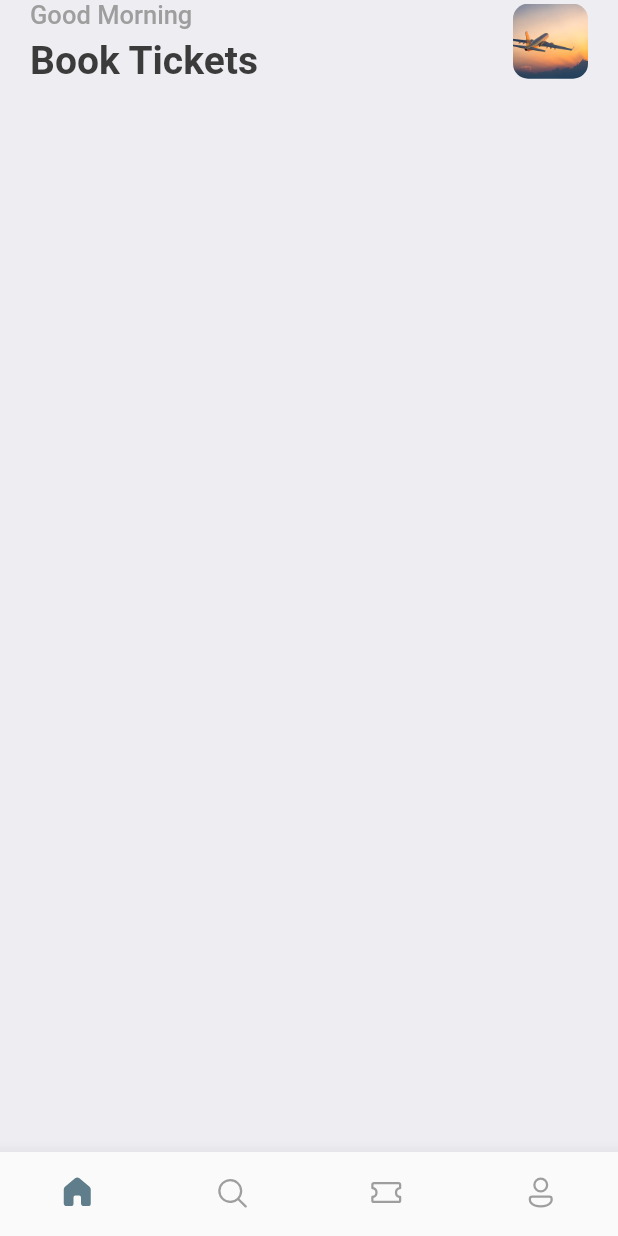
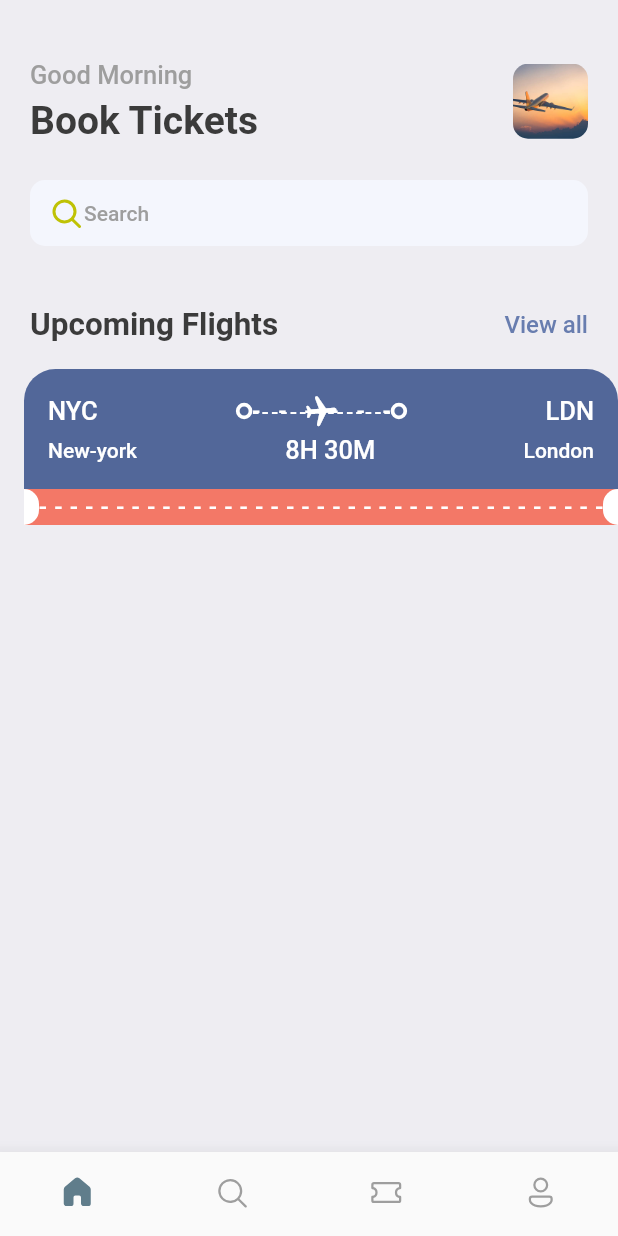
Before and after one commit to jabirkhalif/flutter_ticket_app, a Flutter app: the screen it shows after launch, on a phone screen of 412 x 824 dp. Run offline on Flutter 3.47's test engine with Material 2 defaults, Android fonts, the phone set to English and light mode, and no system bars; our stand-ins replace fluentui_icons.

Commit message:
home tab ticket card built

```diff
--- a/lib/screens/home_screen.dart
+++ b/lib/screens/home_screen.dart
@@ -1,4 +1,6 @@
+import 'package:booking_ticket/screens/ticket_view.dart';
 import 'package:booking_ticket/utils/app_styles.dart';
+import 'package:fluentui_icons/fluentui_icons.dart';
 import 'package:flutter/material.dart';
 
 class HomeScreen extends StatelessWidget {
@@ -14,6 +16,7 @@ class HomeScreen extends StatelessWidget {
             padding: const EdgeInsets.symmetric(horizontal: 20),
             child: Column(
               children: [
+                const Padding(padding: EdgeInsets.only(top: 40)),
                 Row(
                     mainAxisAlignment: MainAxisAlignment.spaceBetween,
                     children: [
@@ -38,10 +41,54 @@ class HomeScreen extends StatelessWidget {
                               image: AssetImage('assets/images/img1.jpg'),
                             )),
                       )
-                    ])
+                    ]),
+                const SizedBox(
+                  height: 25,
+                ),
+                Container(
+                  padding:
+                      const EdgeInsets.symmetric(horizontal: 12, vertical: 10),
+                  decoration: BoxDecoration(
+                    color: const Color(0xFFF4F6FD),
+                    borderRadius: BorderRadius.circular(10),
+                  ),
+                  child: Row(
+                    children: [
+                      const Icon(
+                        FluentSystemIcons.ic_fluent_search_filled,
+                        color: Color(0xFFBFC205),
+                      ),
+                      Text(
+                        'Search',
+                        style: Styles.headLineStyle4,
+                      ),
+                    ],
+                  ),
+                ),
+                Container(
+                  margin: const EdgeInsets.only(top: 40),
+                  child: Row(
+                    mainAxisAlignment: MainAxisAlignment.spaceBetween,
+                    children: [
+                      Text(
+                        'Upcoming Flights',
+                        style: Styles.headLineStyle2,
+                      ),
+                      InkWell(
+                        onTap: () {},
+                        child: Text(
+                          'View all',
+                          style: Styles.textStyle
+                              .copyWith(color: Styles.primaryColor),
+                        ),
+                      ),
+                    ],
+                  ),
+                ),
               ],
             ),
-          )
+          ),
+          const Ticket()
         ],
       ),
     );
--- /dev/null
+++ b/lib/screens/ticket_view.dart
@@ -0,0 +1,186 @@
+import 'package:booking_ticket/utils/app_layout.dart';
+import 'package:booking_ticket/widgets/thick_container.dart';
+import 'package:flutter/material.dart';
+
+import '../utils/app_styles.dart';
+
+class Ticket extends StatelessWidget {
+  const Ticket({super.key});
+
+  @override
+  Widget build(BuildContext context) {
+    final size = AppLayout.getSize(context);
+    return SizedBox(
+      width: size.width,
+      height: 200,
+      child: Container(
+        margin: const EdgeInsets.only(left: 16, top: 17),
+        child: Column(
+          children: [
+            Container(
+              decoration: const BoxDecoration(
+                  color: Color(0xFF526799),
+                  borderRadius: BorderRadius.only(
+                      topLeft: Radius.circular(21),
+                      topRight: Radius.circular(21))),
+              padding: const EdgeInsets.all(16),
+              child: Column(
+                children: [
+                  Row(
+                    children: [
+                      Text(
+                        "NYC",
+                        style:
+                            Styles.headLineStyle3.copyWith(color: Colors.white),
+                      ),
+                      Expanded(child: Container()),
+                      const ThickContainer(),
+                      Expanded(
+                        child: Stack(children: [
+                          SizedBox(
+                            height: 24,
+                            child: LayoutBuilder(
+                              builder: (BuildContext context,
+                                  BoxConstraints constraints) {
+                                return Flex(
+                                  direction: Axis.horizontal,
+                                  mainAxisAlignment:
+                                      MainAxisAlignment.spaceBetween,
+                                  mainAxisSize: MainAxisSize.max,
+                                  children: List.generate(
+                                      (constraints.constrainWidth() / 15)
+                                          .floor(),
+                                      // ignore: prefer_const_constructors
+                                      (index) => Text(
+                                            '-',
+                                            style: Styles.textStyle
+                                                .copyWith(color: Colors.white),
+                                          )),
+                                );
+                              },
+                            ),
+                          ),
+                          SizedBox(
+                            height: 24,
+                            child: LayoutBuilder(
+                              builder: (BuildContext context,
+                                  BoxConstraints constraints) {
+                                return Flex(
+                                  direction: Axis.horizontal,
+                                  mainAxisAlignment:
+                                      MainAxisAlignment.spaceBetween,
+                                  mainAxisSize: MainAxisSize.max,
+                                  children: List.generate(
+                                      (constraints.constrainWidth() / 6)
+                                          .floor(),
+                                      // ignore: prefer_const_constructors
+                                      (index) => Text(
+                                            '-',
+                                            style: Styles.headLineStyle4
+                                                .copyWith(color: Colors.white),
+                                          )),
+                                );
+                              },
+                            ),
+                          ),
+                          Center(
+                            child: Transform.rotate(
+                                angle: 1.5,
+                                child: const Icon(
+                                  Icons.local_airport_rounded,
+                                  color: Colors.white,
+                                  size: 24,
+                                )),
+                          ),
+                        ]),
+                      ),
+                      const ThickContainer(),
+                      Expanded(child: Container()),
+                      Text(
+                        "LDN",
+                        style:
+                            Styles.headLineStyle3.copyWith(color: Colors.white),
+                      )
+                    ],
+                  ),
+                  Container(
+                    margin: const EdgeInsets.only(top: 4),
+                    child: Row(
+                      mainAxisAlignment: MainAxisAlignment.spaceBetween,
+                      children: [
+                        Text(
+                          "New-york",
+                          style: Styles.headLineStyle4
+                              .copyWith(color: Colors.white),
+                        ),
+                        Text(
+                          "8H 30M",
+                          style: Styles.headLineStyle3
+                              .copyWith(color: Colors.white),
+                        ),
+                        Text(
+                          "London",
+                          style: Styles.headLineStyle4
+                              .copyWith(color: Colors.white),
+                        ),
+                      ],
+                    ),
+                  )
+                ],
+              ),
+            ),
+
+            // ignore: avoid_unnecessary_containers
+            Container(
+              color: Styles.orangeColor,
+              child: Row(
+                children: [
+                  const SizedBox(
+                      height: 24,
+                      width: 10,
+                      child: DecoratedBox(
+                          decoration: BoxDecoration(
+                        color: Colors.white,
+                        borderRadius: BorderRadius.only(
+                          topRight: Radius.circular(10),
+                          bottomRight: Radius.circular(10),
+                        ),
+                      ))),
+                  Expanded(child: LayoutBuilder(
+                    builder:
+                        (BuildContext context, BoxConstraints constraints) {
+                      return Flex(
+                        direction: Axis.horizontal,
+                        mainAxisAlignment: MainAxisAlignment.spaceBetween,
+                        mainAxisSize: MainAxisSize.max,
+                        children: List.generate(
+                            (constraints.constrainWidth() / 10).floor(),
+                            // ignore: prefer_const_constructors
+                            (index) => Text(
+                                  '-',
+                                  style: Styles.textStyle
+                                      .copyWith(color: Colors.white),
+                                )),
+                      );
+                    },
+                  )),
+                  const SizedBox(
+                      height: 24,
+                      width: 10,
+                      child: DecoratedBox(
+                          decoration: BoxDecoration(
+                        color: Colors.white,
+                        borderRadius: BorderRadius.only(
+                          topLeft: Radius.circular(10),
+                          bottomLeft: Radius.circular(10),
+                        ),
+                      ))),
+                ],
+              ),
+            )
+          ],
+        ),
+      ),
+    );
+  }
+}
--- /dev/null
+++ b/lib/utils/app_layout.dart
@@ -0,0 +1,7 @@
+import 'package:flutter/cupertino.dart';
+
+class AppLayout {
+  static getSize(BuildContext context) {
+    return MediaQuery.of(context).size;
+  }
+}
--- a/lib/utils/app_styles.dart
+++ b/lib/utils/app_styles.dart
@@ -6,7 +6,7 @@ class Styles {
   static Color primaryColor = primary;
   static Color textColor = const Color(0xFF3b3b3b);
   static Color bgColor = const Color(0xFFeeedf2);
-  static Color orangeColor = const Color(0xFF526799);
+  static Color orangeColor = const Color(0xFFF37867);
   static TextStyle textStyle =
       TextStyle(fontSize: 16, color: textColor, fontWeight: FontWeight.w500);
   static TextStyle headLineStyle =
--- /dev/null
+++ b/lib/widgets/thick_container.dart
@@ -0,0 +1,15 @@
+import 'package:flutter/material.dart';
+
+class ThickContainer extends StatelessWidget {
+  const ThickContainer({super.key});
+
+  @override
+  Widget build(BuildContext context) {
+    return Container(
+      padding: const EdgeInsets.all(3.0),
+      decoration: BoxDecoration(
+          borderRadius: BorderRadius.circular(20),
+          border: Border.all(width: 2.5, color: Colors.white)),
+    );
+  }
+}
```
